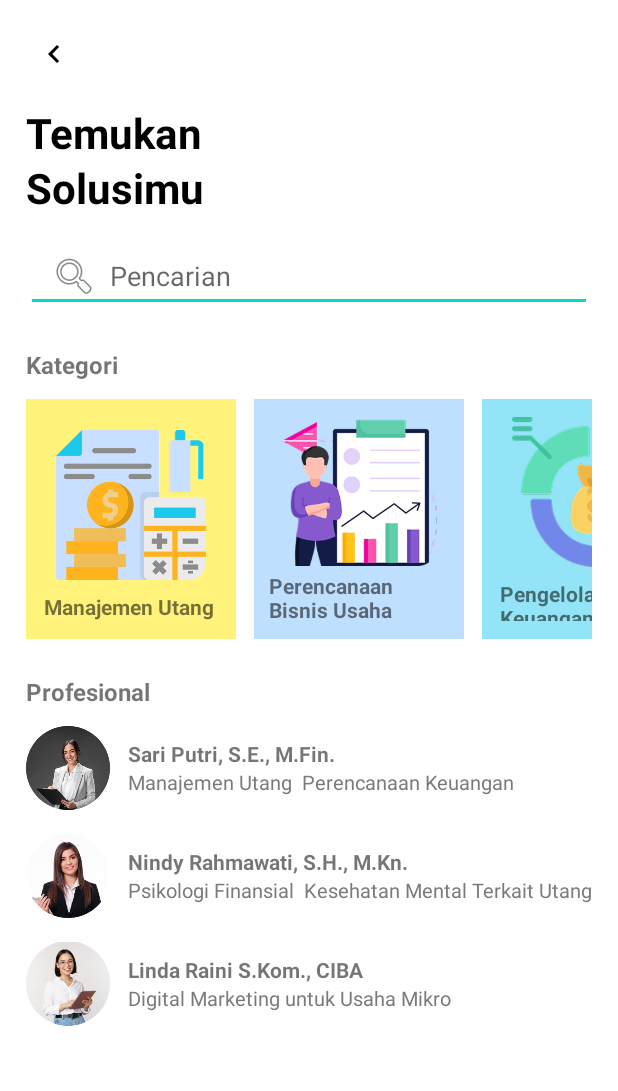
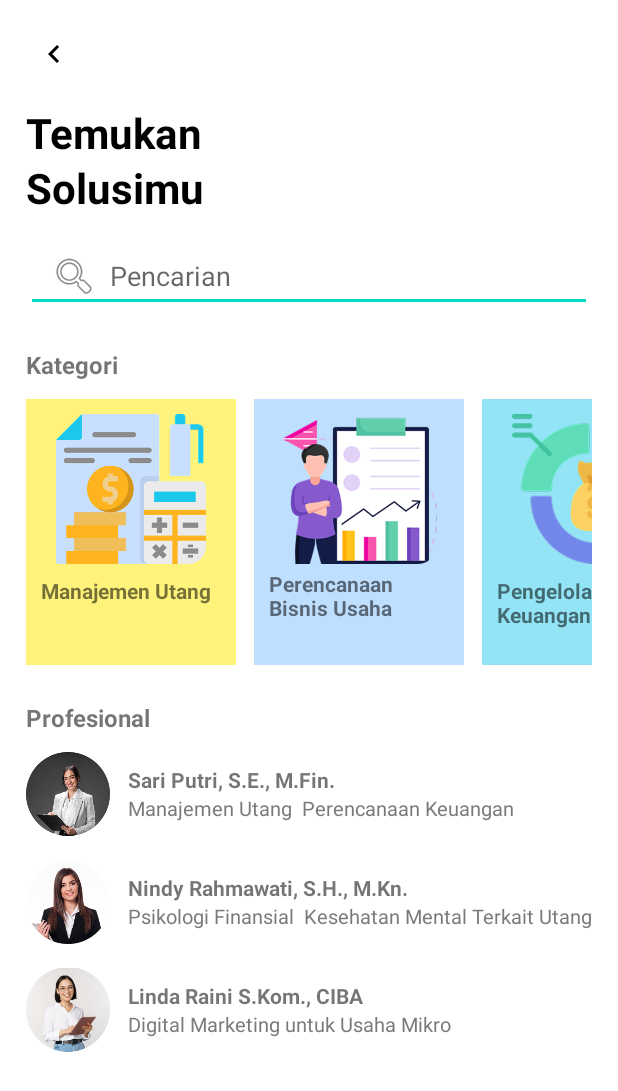
Before and after one commit to nisajamalia/FinlyRenew, an Android app: the KonsultasiActivity screen opened directly, with no data from a screen before it, on a phone screen of 412 x 824 dp. Shown: the top 1091 px of the screen. Run offline under Robolectric (Android 15) with nearby library versions, the phone set to English and light mode, and no system bars.

Commit message:
[SM] feat: finalize apps

```diff
--- a/app/src/main/java/Adapter/DocumentPagerAdapter.kt
+++ b/app/src/main/java/Adapter/DocumentPagerAdapter.kt
@@ -16,7 +16,7 @@ class DokumenPagerAdapter(
         return when(position) {
             0 -> DokumenFragment() // Your original content
             1 -> PinjamanFragment()      // New tab content
-            else -> throw IllegalArgumentException()
+            else -> Fragment()
         }
     }
 }
--- a/app/src/main/java/com/nisa/finlyrenew/DetailKomunitasActivity.kt
+++ b/app/src/main/java/com/nisa/finlyrenew/DetailKomunitasActivity.kt
@@ -19,8 +19,7 @@ class DetailKomunitasActivity : AppCompatActivity() {
         val imgleft = findViewById<ImageView>(R.id.leftkom)
 
         imgleft.setOnClickListener {
-            val intent = Intent(this, MainActivity::class.java)
-            startActivity(intent)
+            finish()
         }
 
     }
--- a/app/src/main/java/com/nisa/finlyrenew/HomeFragment.kt
+++ b/app/src/main/java/com/nisa/finlyrenew/HomeFragment.kt
@@ -1,6 +1,5 @@
 package com.nisa.finlyrenew
 
-import PengajuanFragment
 import android.content.Intent
 import android.os.Bundle
 import android.view.LayoutInflater
@@ -59,6 +58,8 @@ class HomeFragment : Fragment() {
             startActivity(intent)
         }
 
+
+
         btnLearning.setOnClickListener {
             val intent = Intent(requireContext(), LearningActivity::class.java)
             startActivity(intent)
--- a/app/src/main/java/com/nisa/finlyrenew/KelolaDetailActivity.kt
+++ b/app/src/main/java/com/nisa/finlyrenew/KelolaDetailActivity.kt
@@ -1,6 +1,7 @@
 package com.nisa.finlyrenew
 
 import android.os.Bundle
+import android.widget.ImageButton
 import androidx.activity.enableEdgeToEdge
 import androidx.appcompat.app.AppCompatActivity
 import androidx.core.view.ViewCompat
@@ -13,5 +14,9 @@ class KelolaDetailActivity : AppCompatActivity() {
         supportActionBar?.hide()
         setContentView(R.layout.activity_kelola_detail)
 
+        val backButton: ImageButton = findViewById(R.id.btn_back)
+        backButton.setOnClickListener {
+            finish()
+        }
     }
 }
--- a/app/src/main/java/com/nisa/finlyrenew/KonsultasiActivity.kt
+++ b/app/src/main/java/com/nisa/finlyrenew/KonsultasiActivity.kt
@@ -2,25 +2,30 @@ package com.nisa.finlyrenew
 
 import android.content.Intent
 import android.os.Bundle
-import android.widget.Button
-import android.widget.TextView
-import androidx.activity.enableEdgeToEdge
 import androidx.appcompat.app.AppCompatActivity
-import androidx.core.view.ViewCompat
-import androidx.core.view.WindowInsetsCompat
+import com.nisa.finlyrenew.databinding.ActivityKonsultasiBinding
 
 class KonsultasiActivity : AppCompatActivity() {
+    private lateinit var binding: ActivityKonsultasiBinding
+
     override fun onCreate(savedInstanceState: Bundle?) {
+        super.onCreate(savedInstanceState)
         supportActionBar?.hide()
-        super.onCreate(savedInstanceState)
-        enableEdgeToEdge()
-        supportActionBar?.hide()
-        setContentView(R.layout.activity_konsultasi)
-        val txtKonsul = findViewById<TextView>(R.id.txtkonsul)
+        binding = ActivityKonsultasiBinding.inflate(layoutInflater)
+        setContentView(binding.root)
 
-        txtKonsul.setOnClickListener {
-            val intent = Intent(this, DetailKonsultasiActivity::class.java)
+        // Setup back button to go to HomeActivity
+        binding.btnBack.setOnClickListener {
+            val intent = Intent(this, MainActivity::class.java).apply {
+                flags = Intent.FLAG_ACTIVITY_CLEAR_TOP or Intent.FLAG_ACTIVITY_SINGLE_TOP
+            }
             startActivity(intent)
+            finish() // Close current activity
+        }
+
+        // Handle consultation click
+        binding.txtkonsul.setOnClickListener {
+            startActivity(Intent(this, DetailKonsultasiActivity::class.java))
         }
     }
 }
--- a/app/src/main/res/layout/activity_konsultasi.xml
+++ b/app/src/main/res/layout/activity_konsultasi.xml
@@ -71,12 +71,11 @@
 
                 <LinearLayout
                     android:layout_width="140dp"
-                    android:layout_height="160dp"
+                    android:layout_height="177dp"
                     android:orientation="vertical"
-                    android:padding="12dp"
                     android:background="#FFF37B"
+                    android:padding="10dp"
                     android:layout_marginEnd="12dp"
-                    android:gravity="bottom"
                     android:backgroundTintMode="src_in">
 
                     <ImageView
@@ -97,12 +96,11 @@
 
                 <LinearLayout
                     android:layout_width="140dp"
-                    android:layout_height="160dp"
+                    android:layout_height="177dp"
                     android:orientation="vertical"
                     android:padding="10dp"
-                    android:background="#BFDFFF"
                     android:layout_marginEnd="12dp"
-                    android:gravity="bottom">
+                    android:background="#BFDFFF">
 
                     <ImageView
                         android:layout_width="match_parent"
@@ -121,11 +119,11 @@
 
                 <LinearLayout
                     android:layout_width="140dp"
-                    android:layout_height="160dp"
+                    android:layout_height="177dp"
                     android:orientation="vertical"
-                    android:padding="12dp"
-                    android:background="#92E4F6"
-                    android:gravity="bottom">
+                    android:padding="10dp"
+                    android:layout_marginEnd="12dp"
+                    android:background="#92E4F6">
 
                     <ImageView
                         android:layout_width="match_parent"
--- a/app/src/main/res/layout/activity_register.xml
+++ b/app/src/main/res/layout/activity_register.xml
@@ -1,6 +1,7 @@
 <?xml version="1.0" encoding="utf-8"?>
 <ScrollView xmlns:android="http://schemas.android.com/apk/res/android"
     xmlns:tools="http://schemas.android.com/tools"
+    xmlns:app="http://schemas.android.com/apk/res-auto"
     android:id="@+id/registerScroll"
     android:layout_width="match_parent"
     android:layout_height="match_parent"
@@ -160,7 +161,7 @@
             android:text="Register"
             android:textStyle="bold"
             android:backgroundTint="#006BFF"
-            android:background="#006BFF"
+            app:cornerRadius="100dp"
             android:textColor="@android:color/white"
             android:layout_marginBottom="15dp"
             android:layout_marginTop="24dp" />
--- a/app/src/main/res/layout/fragment_pengajuan.xml
+++ b/app/src/main/res/layout/fragment_pengajuan.xml
@@ -1,4 +1,5 @@
 <?xml version="1.0" encoding="utf-8"?>
+
 <LinearLayout xmlns:android="http://schemas.android.com/apk/res/android"
     xmlns:app="http://schemas.android.com/apk/res-auto"
     android:layout_width="match_parent"
--- a/app/src/main/res/layout/item_komunitas_card.xml
+++ b/app/src/main/res/layout/item_komunitas_card.xml
@@ -7,6 +7,7 @@
     android:padding="12dp">
 
     <LinearLayout
+        android:padding="12dp"
         android:layout_width="match_parent"
         android:layout_height="wrap_content"
         android:orientation="vertical">
--- a/app/src/main/res/layout/item_komunitas_dua.xml
+++ b/app/src/main/res/layout/item_komunitas_dua.xml
@@ -9,6 +9,7 @@
     <LinearLayout
         android:layout_width="match_parent"
         android:layout_height="wrap_content"
+        android:padding="12dp"
         android:orientation="vertical">
 
         <ImageView
@@ -28,7 +29,7 @@
         <TextView
             android:layout_width="match_parent"
             android:layout_height="wrap_content"
-            android:text="Grup khusus untuk pelaku UMKM yang ingin naik level lewat manajemen keuangan dan pelatihan."
+            android:text="Grup khusus untuk pelaku UMKM yang ingin naik level lewat manajemen keuangan ..."
             android:textSize="12sp"
             android:layout_marginTop="4dp" />
 
```
Also changed, not shown: app/src/main/java/com/nisa/finlyrenew/MainActivity.kt (+10 -11 lines), app/src/main/java/com/nisa/finlyrenew/PengajuanActivity.kt (+14 -4 lines), app/src/main/java/com/nisa/finlyrenew/PengajuanFragment.kt (+9 -4 lines), app/src/main/res/layout/activity_detail.xml (+7 -4 lines), app/src/main/res/layout/activity_kelola_detail.xml (+4 -3 lines), app/src/main/res/layout/activity_login.xml (+12 -3 lines), app/src/main/res/layout/activity_pengajuan.xml (+18 -6 lines), app/src/main/res/layout/activity_splash.xml (+4 -16 lines), app/src/main/res/layout/fragment_home.xml (+3 -14 lines), app/src/main/res/drawable/finly_logo.png (added).
